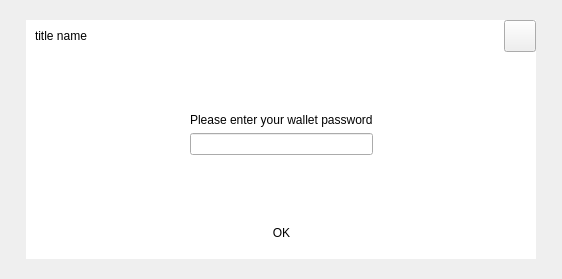
Old version of the form src/qt/forms/privkeymgr.ui in the repository MassGrid/MassGrid.
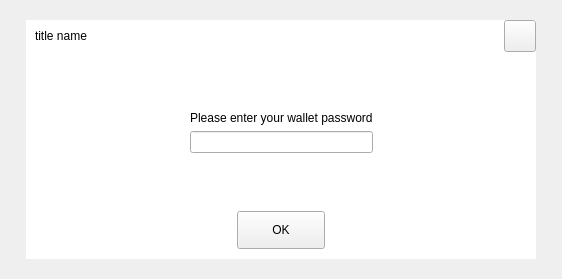
New version of the form.

Diff of the .ui file:
```diff
--- a/src/qt/forms/privkeymgr.ui
+++ b/src/qt/forms/privkeymgr.ui
@@ -413,13 +413,11 @@
               </spacer>
              </item>
              <item>
-              <widget class="QToolButton" name="okButton">
+              <widget class="QPushButton" name="okButton">
                <property name="styleSheet">
-                <string notr="true">QToolButton{
-width:80;
+                <string notr="true">width:80;
 height:30;
-border:hidden;
-}</string>
+</string>
                </property>
                <property name="text">
                 <string>OK</string>
```
